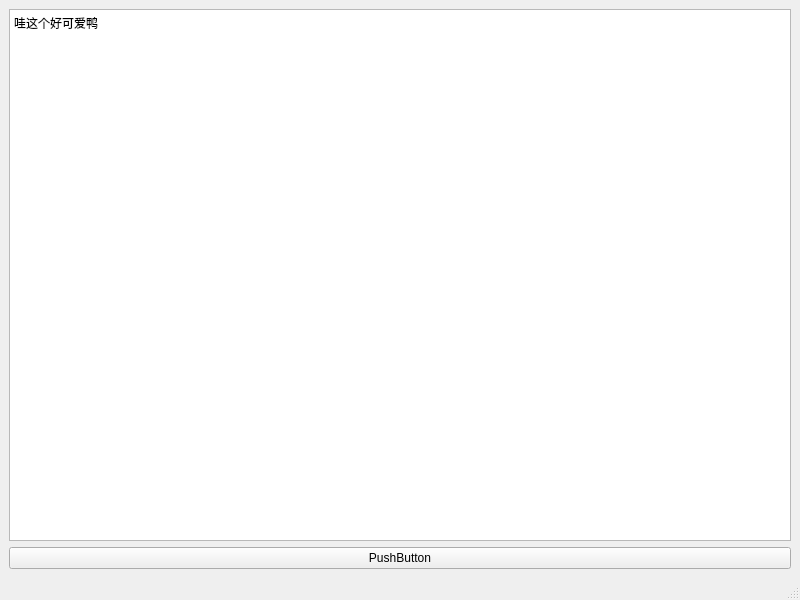
First picture: the form in mainwindow.ui, repository Comardom/emergit, before the edit.
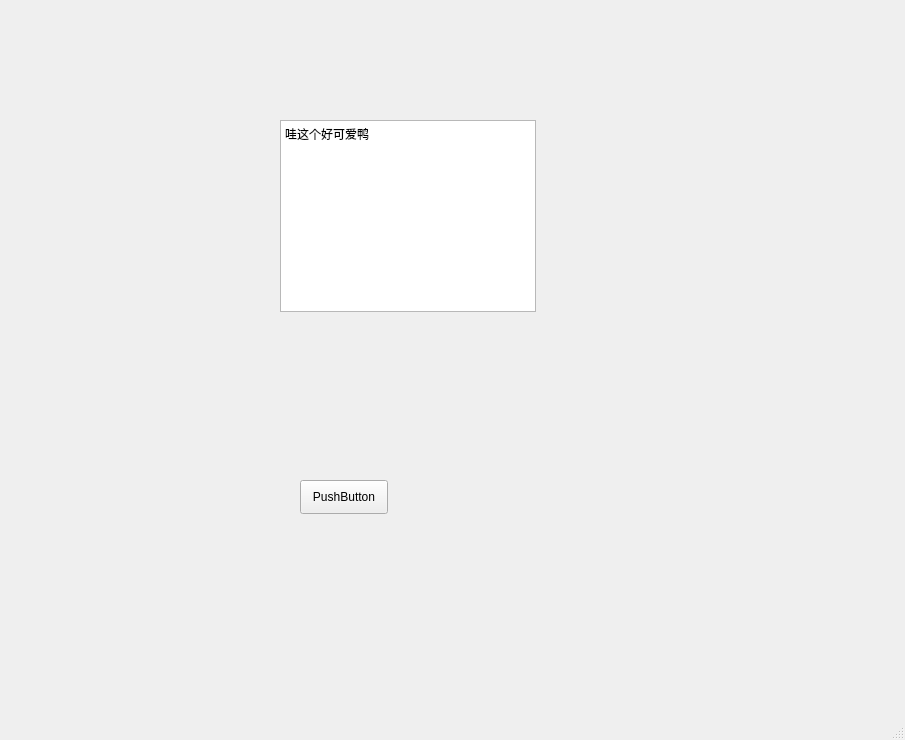
Second picture: the form after the edit. Icons and pictures are not drawn.

```diff
--- a/mainwindow.ui
+++ b/mainwindow.ui
@@ -6,8 +6,8 @@
    <rect>
     <x>0</x>
     <y>0</y>
-    <width>800</width>
-    <height>600</height>
+    <width>905</width>
+    <height>740</height>
    </rect>
   </property>
   <property name="windowTitle">
@@ -17,23 +17,15 @@
    <iconset theme="QIcon::ThemeIcon::WeatherClear"/>
   </property>
   <widget class="QWidget" name="centralwidget">
-   <layout class="QVBoxLayout" name="verticalLayout">
-    <item>
-     <layout class="QGridLayout" name="gridLayout">
-      <item row="0" column="0">
-       <widget class="QPlainTextEdit" name="plainTextEdit">
-        <property name="documentTitle">
-         <string/>
-        </property>
-        <property name="plainText">
-         <string>哇这个好可爱鸭</string>
-        </property>
-       </widget>
-      </item>
-     </layout>
-    </item>
-    <item>
      <widget class="QPushButton" name="pushButton">
+    <property name="geometry">
+     <rect>
+      <x>300</x>
+      <y>480</y>
+      <width>88</width>
+      <height>34</height>
+     </rect>
+    </property>
       <property name="cursor">
        <cursorShape>PointingHandCursor</cursorShape>
       </property>
@@ -44,8 +36,22 @@
        <string>PushButton</string>
       </property>
      </widget>
-    </item>
-   </layout>
+   <widget class="QPlainTextEdit" name="plainTextEdit">
+    <property name="geometry">
+     <rect>
+      <x>280</x>
+      <y>120</y>
+      <width>256</width>
+      <height>192</height>
+     </rect>
+    </property>
+    <property name="documentTitle">
+     <string/>
+    </property>
+    <property name="plainText">
+     <string>哇这个好可爱鸭</string>
+    </property>
+   </widget>
   </widget>
   <widget class="QMenuBar" name="menubar">
    <property name="geometry">
```
Left out of the diff: 2 changed lines with no effect on the pictures. Lines whose indentation alone changed are shown as unchanged.
